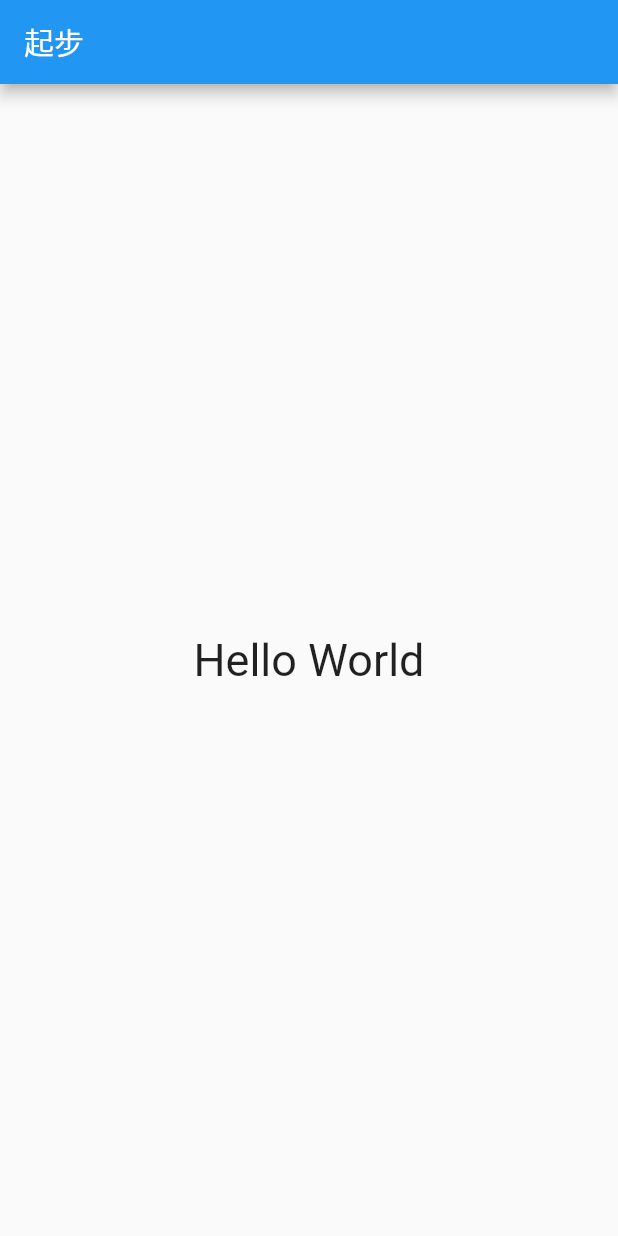
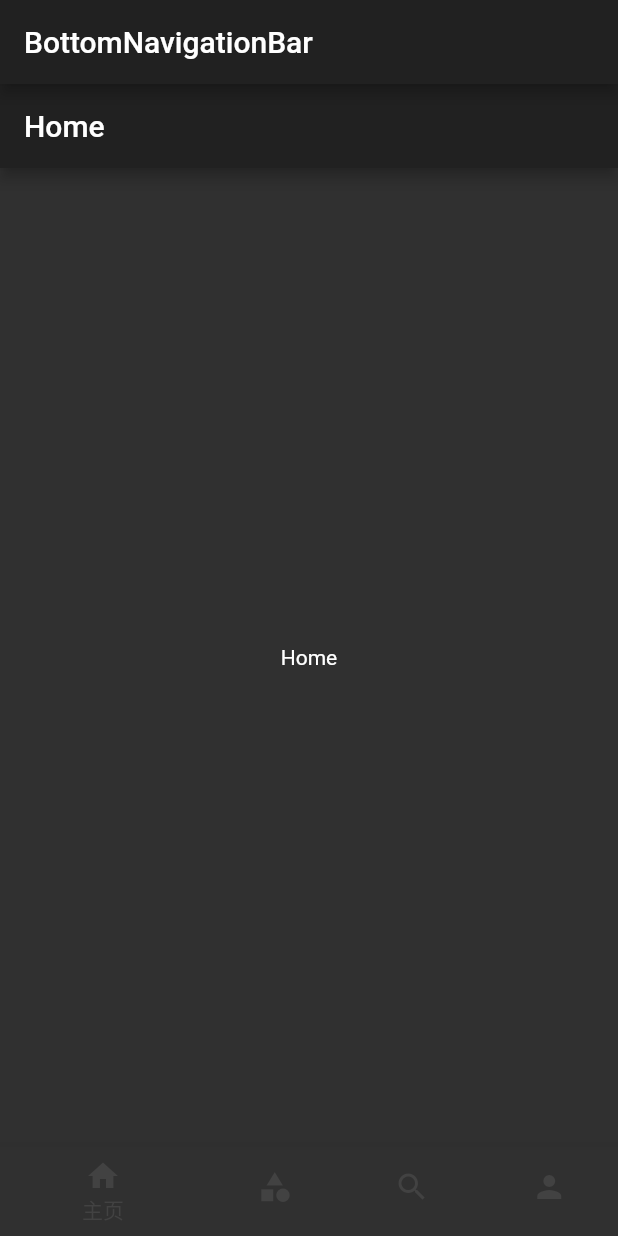
Before and after one commit to cxblovecw/Flutter, a Flutter app: the screen it shows after launch, on a phone screen of 412 x 824 dp. Run offline on Flutter 3.47's test engine with Material 2 defaults, Android fonts, the phone set to English and light mode, and no system bars.

Commit message:
底部导航

```diff
--- a/lib/main.dart
+++ b/lib/main.dart
@@ -1,19 +1,59 @@
 import "package:flutter/material.dart";
+import 'package:flutter2/views/category/category.dart';
+import 'package:flutter2/views/home/home.dart';
+import 'package:flutter2/views/profile/profile.dart';
+import 'package:flutter2/views/search/search.dart';
 main(List<String> args) {
   runApp(App());
 }
+class App extends StatefulWidget{
+  @override
+  State<StatefulWidget> createState() {
+    return Content();
+  }
+}
 
-class App extends StatelessWidget{
+
+class Content extends State{
+  List<Widget> list=[Home(),Search(),Category(),Profile()];
+  int currentIndex=0;
   @override
   Widget build(BuildContext context) {
     return MaterialApp(
+      theme: ThemeData.dark(),
       title:'我是标题',
       home: Scaffold(
         appBar: AppBar(
-          title:Text("起步")
+          title:Text("BottomNavigationBar")
         ),
-        body: Center(
-         child:Text('Hello World',style: TextStyle(fontSize:30),)
+        body: list[currentIndex],
+        // 1.创建BottomNavigationBar
+        bottomNavigationBar: BottomNavigationBar(
+          items:[
+            BottomNavigationBarItem(
+              icon:Icon(Icons.home),
+              title: Text("主页")
+            ),
+            BottomNavigationBarItem(
+              icon:Icon(Icons.category),
+              title: Text("分类")
+            ),
+            BottomNavigationBarItem(
+              icon:Icon(Icons.search),
+              title: Text("搜索")
+            ),
+            BottomNavigationBarItem(
+              icon:Icon(Icons.person),
+              title: Text("我的")
+            ),
+          ],
+          // 2.点击设置currentIndex
+          onTap: (index){
+            setState(() {
+            currentIndex=index;
+            });
+          },
+          currentIndex: currentIndex,
         ),
       ),
     );
--- /dev/null
+++ b/lib/views/home/home.dart
@@ -0,0 +1,15 @@
+import 'package:flutter/material.dart';
+
+class Home extends StatelessWidget{
+  @override
+  Widget build(BuildContext context) {
+    return  Scaffold(
+      appBar:AppBar(
+        title: Text("Home"),
+      ),
+      body:Center(
+        child:Text("Home")
+      )
+    );
+  }
+}
```
Also changed, not shown: lib/views/category/category.dart (added, +15 -0 lines), lib/views/profile/profile.dart (added, +15 -0 lines), lib/views/search/search.dart (added, +15 -0 lines).
